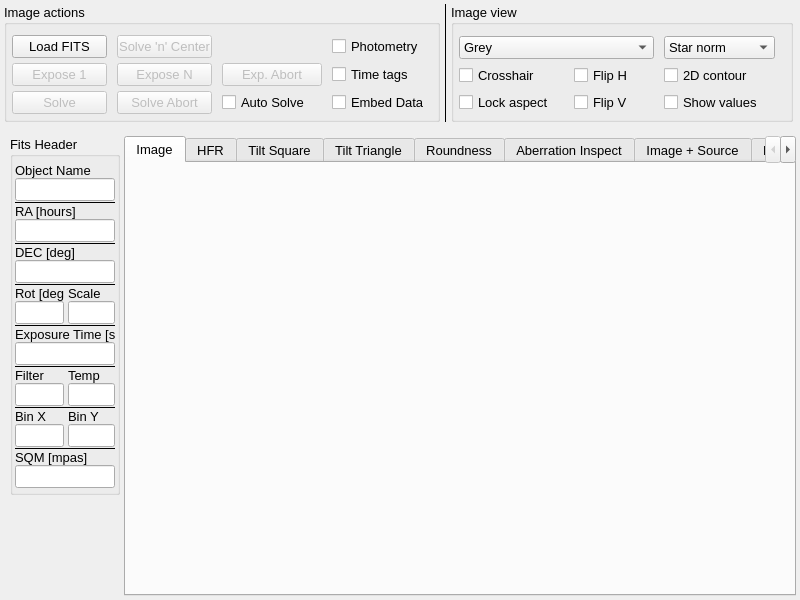
Before: the Qt Designer form mw4/gui/widgets/image.ui in mworion/MountWizzard4, drawn with Qt 5.
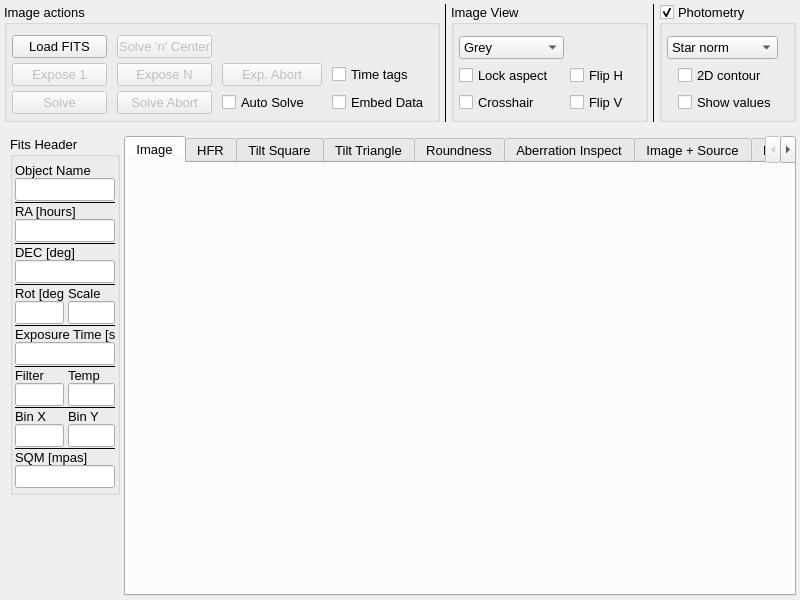
After: the same form once the commit is applied. Custom widgets are drawn as their Qt base class.

```diff
--- a/mw4/gui/widgets/image.ui
+++ b/mw4/gui/widgets/image.ui
@@ -54,7 +54,7 @@
     <number>4</number>
    </property>
    <item>
-    <layout class="QHBoxLayout" name="horizontalLayout_5" stretch="0,0,0,0">
+    <layout class="QHBoxLayout" name="horizontalLayout_5" stretch="0,0,0,0,0,1">
      <property name="spacing">
       <number>4</number>
      </property>
@@ -158,19 +158,6 @@
           </property>
          </widget>
         </item>
-        <item row="0" column="3">
-         <widget class="QCheckBox" name="enablePhotometry">
-          <property name="minimumSize">
-           <size>
-            <width>100</width>
-            <height>0</height>
-           </size>
-          </property>
-          <property name="text">
-           <string>Photometry</string>
-          </property>
-         </widget>
-        </item>
         <item row="1" column="2">
          <widget class="QPushButton" name="abortExpose">
           <property name="enabled">
@@ -283,12 +270,12 @@
      <item>
       <widget class="QGroupBox" name="groupBox_2">
        <property name="title">
-        <string>Image view</string>
+        <string>Image View</string>
        </property>
        <property name="large" stdset="0">
         <bool>true</bool>
        </property>
-       <layout class="QGridLayout" name="Imageview">
+       <layout class="QGridLayout" name="gridLayout_3" rowstretch="0,0,0">
         <property name="leftMargin">
          <number>5</number>
         </property>
@@ -301,13 +288,23 @@
         <property name="bottomMargin">
          <number>5</number>
         </property>
-        <property name="horizontalSpacing">
-         <number>10</number>
-        </property>
         <property name="verticalSpacing">
          <number>5</number>
         </property>
         <item row="1" column="0">
+         <widget class="QCheckBox" name="aspectLocked">
+          <property name="minimumSize">
+           <size>
+            <width>105</width>
+            <height>0</height>
+           </size>
+          </property>
+          <property name="text">
+           <string>Lock aspect</string>
+          </property>
+         </widget>
+        </item>
+        <item row="2" column="0">
          <widget class="QCheckBox" name="showCrosshair">
           <property name="minimumSize">
            <size>
@@ -323,7 +320,7 @@
           </property>
          </widget>
         </item>
-        <item row="0" column="0" colspan="2">
+        <item row="0" column="0">
          <widget class="QComboBox" name="color">
           <property name="minimumSize">
            <size>
@@ -358,16 +355,16 @@
           </item>
          </widget>
         </item>
-        <item row="2" column="2">
-         <widget class="QCheckBox" name="showValues">
+        <item row="1" column="1">
+         <widget class="QCheckBox" name="flipH">
           <property name="minimumSize">
            <size>
-            <width>100</width>
+            <width>60</width>
             <height>0</height>
            </size>
           </property>
           <property name="text">
-           <string>Show values</string>
+           <string>Flip H</string>
           </property>
          </widget>
         </item>
@@ -375,7 +372,7 @@
          <widget class="QCheckBox" name="flipV">
           <property name="minimumSize">
            <size>
-            <width>80</width>
+            <width>60</width>
             <height>0</height>
            </size>
           </property>
@@ -384,16 +381,59 @@
           </property>
          </widget>
         </item>
-        <item row="1" column="1">
-         <widget class="QCheckBox" name="flipH">
+       </layout>
+      </widget>
+     </item>
+     <item>
+      <widget class="Line" name="line">
+       <property name="frameShadow">
+        <enum>QFrame::Plain</enum>
+       </property>
+       <property name="orientation">
+        <enum>Qt::Vertical</enum>
+       </property>
+      </widget>
+     </item>
+     <item>
+      <widget class="QGroupBox" name="photometryGroup">
+       <property name="title">
+        <string>Photometry</string>
+       </property>
+       <property name="checkable">
+        <bool>true</bool>
+       </property>
+       <property name="large" stdset="0">
+        <bool>true</bool>
+       </property>
+       <layout class="QGridLayout" name="Imageview">
+        <property name="leftMargin">
+         <number>5</number>
+        </property>
+        <property name="topMargin">
+         <number>10</number>
+        </property>
+        <property name="rightMargin">
+         <number>15</number>
+        </property>
+        <property name="bottomMargin">
+         <number>5</number>
+        </property>
+        <property name="horizontalSpacing">
+         <number>10</number>
+        </property>
+        <property name="verticalSpacing">
+         <number>5</number>
+        </property>
+        <item row="2" column="2">
+         <widget class="QCheckBox" name="showValues">
           <property name="minimumSize">
            <size>
-            <width>80</width>
+            <width>100</width>
             <height>0</height>
            </size>
           </property>
           <property name="text">
-           <string>Flip H</string>
+           <string>Show values</string>
           </property>
          </widget>
         </item>
@@ -410,21 +450,8 @@
           </property>
          </widget>
         </item>
-        <item row="2" column="0">
-         <widget class="QCheckBox" name="aspectLocked">
-          <property name="minimumSize">
-           <size>
-            <width>105</width>
-            <height>0</height>
-           </size>
-          </property>
-          <property name="text">
-           <string>Lock aspect</string>
-          </property>
-         </widget>
-        </item>
-        <item row="0" column="2">
-         <widget class="QComboBox" name="snSelector">
+        <item row="0" column="1" colspan="2">
+         <widget class="QComboBox" name="snTarget">
           <property name="minimumSize">
            <size>
             <width>0</width>
```
Left out of the diff: 2 changed lines with no effect on the pictures.
